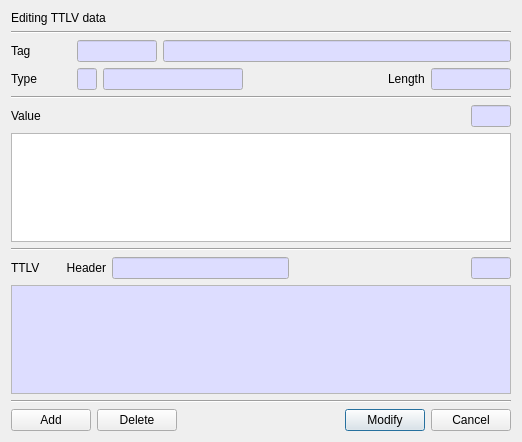
Old version of the form BerEditor/edit_ttlv_dlg.ui in the repository jykim74/BerEditor.
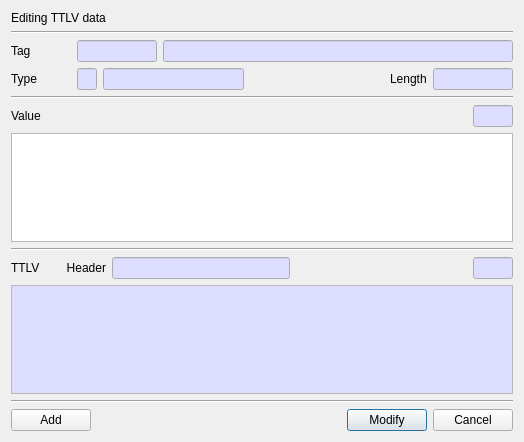
New version of the form.

Commit message: TTLV 편집 기능 작업 중

The edit to the form file:
```diff
--- a/BerEditor/edit_ttlv_dlg.ui
+++ b/BerEditor/edit_ttlv_dlg.ui
@@ -6,7 +6,7 @@
    <rect>
     <x>0</x>
     <y>0</y>
-    <width>518</width>
+    <width>524</width>
     <height>442</height>
    </rect>
   </property>
@@ -564,19 +564,6 @@
       <number>0</number>
      </property>
      <item row="0" column="2">
-      <spacer name="horizontalSpacer_2">
-       <property name="orientation">
-        <enum>Qt::Horizontal</enum>
-       </property>
-       <property name="sizeHint" stdset="0">
-        <size>
-         <width>40</width>
-         <height>20</height>
-        </size>
-       </property>
-      </spacer>
-     </item>
-     <item row="0" column="3">
       <widget class="QPushButton" name="mModifyBtn">
        <property name="text">
         <string>Modify</string>
@@ -590,20 +577,26 @@
        </property>
       </widget>
      </item>
-     <item row="0" column="4">
+     <item row="0" column="1">
+      <spacer name="horizontalSpacer_2">
+       <property name="orientation">
+        <enum>Qt::Horizontal</enum>
+       </property>
+       <property name="sizeHint" stdset="0">
+        <size>
+         <width>40</width>
+         <height>20</height>
+        </size>
+       </property>
+      </spacer>
+     </item>
+     <item row="0" column="3">
       <widget class="QPushButton" name="mCancelBtn">
        <property name="text">
         <string>Cancel</string>
        </property>
       </widget>
      </item>
-     <item row="0" column="1">
-      <widget class="QPushButton" name="mDeleteBtn">
-       <property name="text">
-        <string>Delete</string>
-       </property>
-      </widget>
-     </item>
     </layout>
    </item>
   </layout>
```
Left out of the diff: 1 changed line with no effect on the pictures. The commit also changes 9 other files.
